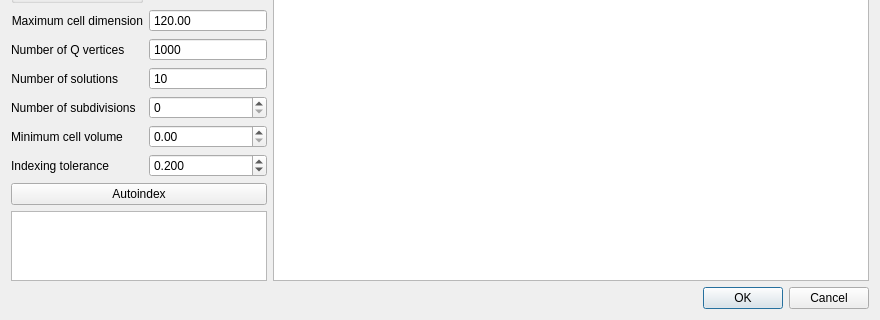
First picture: the form in apps/nsxqt/ui/DialogAutoIndexing.ui, repository k61n/openhkl, before the edit; both pictures show x 0 to 880 and y 480 to 800 of the 880 by 800 pixel window.
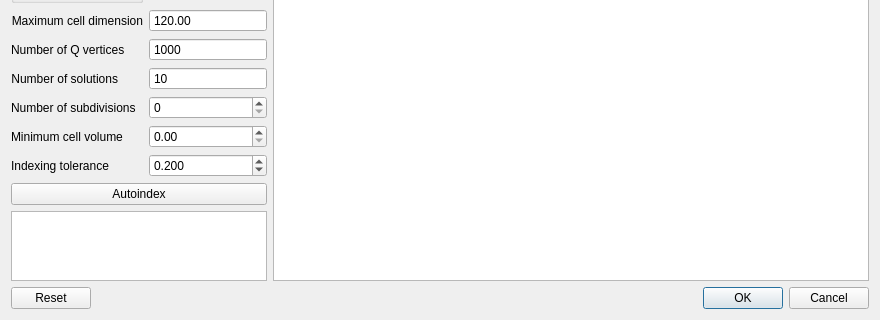
Second picture: the form after the edit. Custom widgets are drawn as their Qt base class.

Commit message: Added the reset functionnality to auto-indexing dialog

```diff
--- a/apps/nsxqt/ui/DialogAutoIndexing.ui
+++ b/apps/nsxqt/ui/DialogAutoIndexing.ui
@@ -291,7 +291,7 @@
         <string notr="true"/>
        </property>
        <property name="standardButtons">
-        <set>QDialogButtonBox::Cancel|QDialogButtonBox::Ok</set>
+        <set>QDialogButtonBox::Cancel|QDialogButtonBox::Ok|QDialogButtonBox::Reset</set>
        </property>
        <property name="centerButtons">
         <bool>false</bool>
```
The commit also changes 4 other files.
